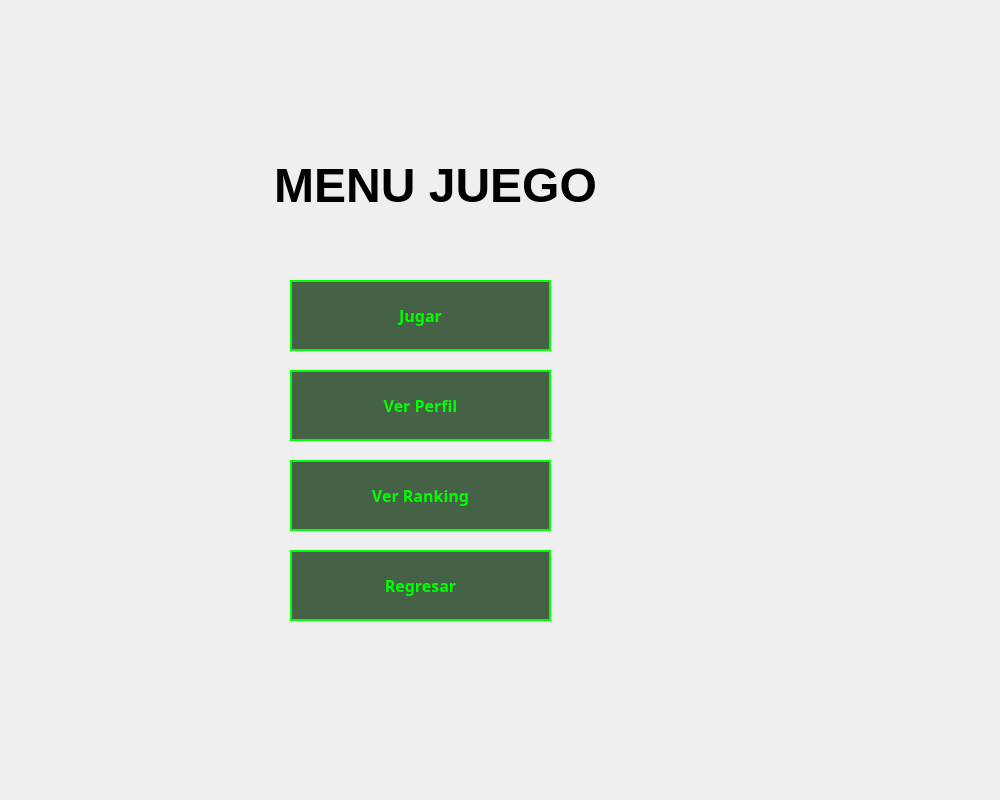
Above: Minesweeper/frmmenujuego.ui from WeaselSSH/Minesweeper before the change. Below: the same form after it.
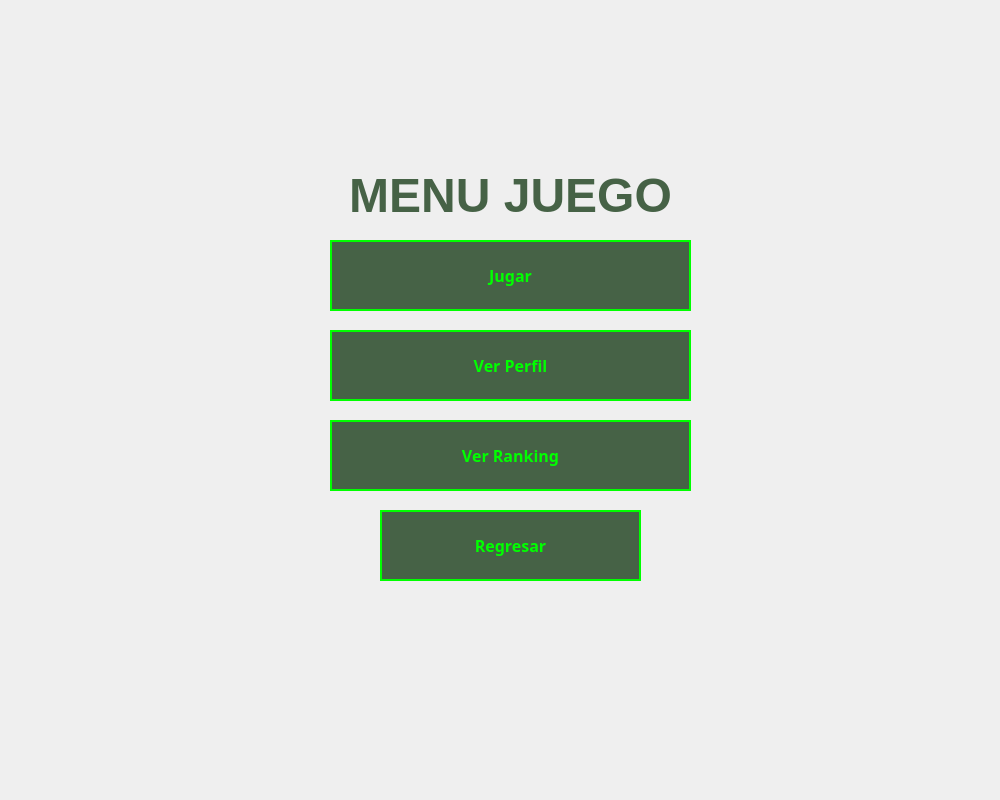
That is the form after the change.

Patch:
```diff
--- a/Minesweeper/frmmenujuego.ui
+++ b/Minesweeper/frmmenujuego.ui
@@ -37,14 +37,22 @@
 QPushButton:pressed {
     background-color: #00FF00;
     color: #050A05;                     
-}</string>
+}
+
+QLabel {
+    color: rgba(0, 40, 0, 180);               
+    font-family: 'Segoe UI';  
+    font-style: Bold;                
+    background: transparent;        
+}
+</string>
   </property>
   <widget class="QLabel" name="label">
    <property name="geometry">
     <rect>
-     <x>240</x>
-     <y>150</y>
-     <width>391</width>
+     <x>260</x>
+     <y>160</y>
+     <width>501</width>
      <height>71</height>
     </rect>
    </property>
@@ -65,9 +73,9 @@
   <widget class="QPushButton" name="btnJugar">
    <property name="geometry">
     <rect>
-     <x>290</x>
-     <y>280</y>
-     <width>261</width>
+     <x>330</x>
+     <y>240</y>
+     <width>361</width>
      <height>71</height>
     </rect>
    </property>
@@ -85,8 +93,8 @@
   <widget class="QPushButton" name="btnRegresar">
    <property name="geometry">
     <rect>
-     <x>290</x>
-     <y>550</y>
+     <x>380</x>
+     <y>510</y>
      <width>261</width>
      <height>71</height>
     </rect>
@@ -105,9 +113,9 @@
   <widget class="QPushButton" name="btnVerPerfil">
    <property name="geometry">
     <rect>
-     <x>290</x>
-     <y>370</y>
-     <width>261</width>
+     <x>330</x>
+     <y>330</y>
+     <width>361</width>
      <height>71</height>
     </rect>
    </property>
@@ -125,9 +133,9 @@
   <widget class="QPushButton" name="btnRanking">
    <property name="geometry">
     <rect>
-     <x>290</x>
-     <y>460</y>
-     <width>261</width>
+     <x>330</x>
+     <y>420</y>
+     <width>361</width>
      <height>71</height>
     </rect>
    </property>
```
